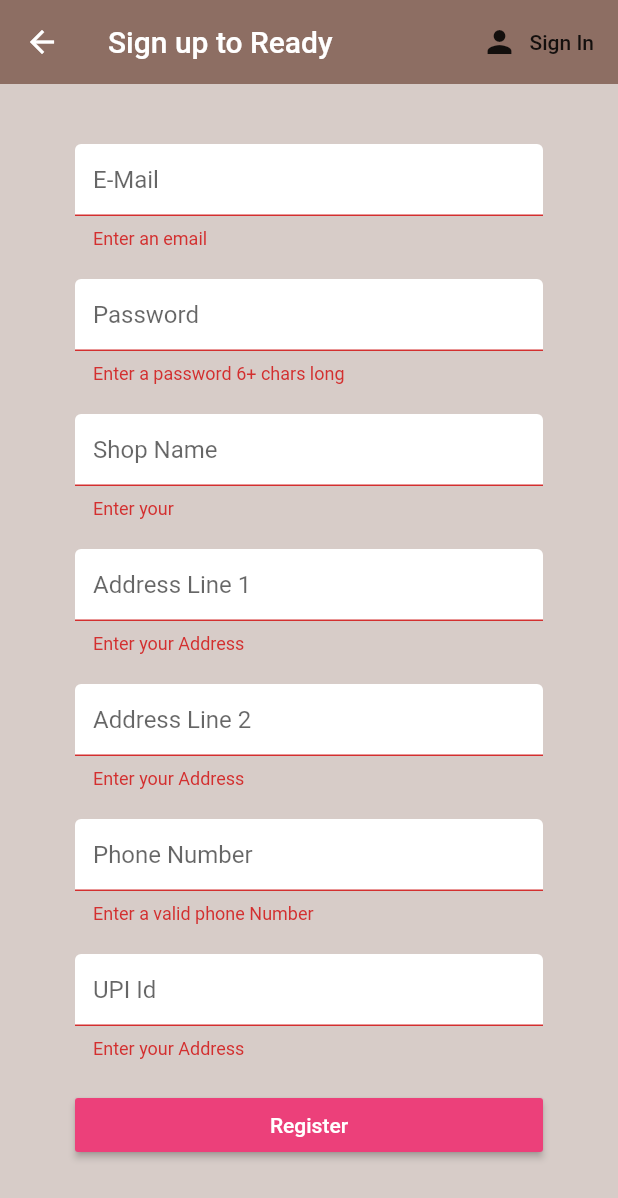
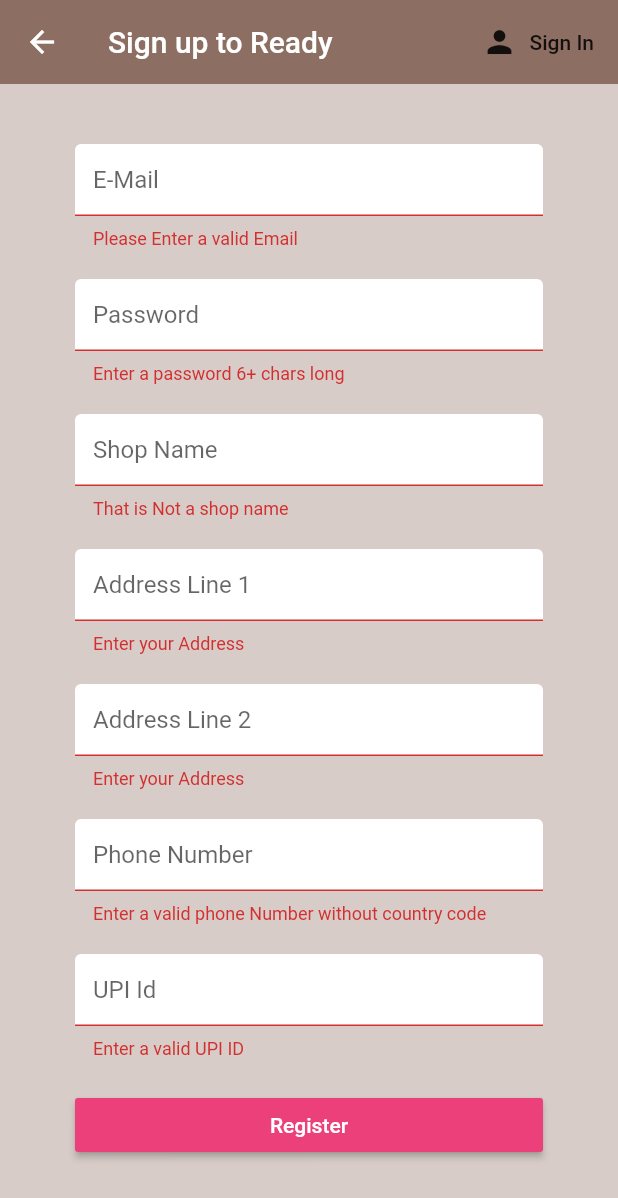
Before and after one commit to ReadyApp-dev/Ready-Vendor, a Flutter app: the Register screen opened directly, after a tap on "Register", on a phone screen of 412 x 824 dp. Shown: the top 1198 px of the screen. Run offline on Flutter 3.47's test engine with Material 2 defaults, Android fonts, the phone set to English and light mode, and no system bars; our stand-ins replace cloud_firestore, firebase_auth, flutter_rating_bar, flutter_spinkit; missing offline and left inert: flutter_counter, upi_india; accounts and stored records are empty.

Commit message:
Form validation in vendor app done

```diff
--- a/lib/screens/authenticate/register.dart
+++ b/lib/screens/authenticate/register.dart
@@ -53,7 +53,16 @@ class _RegisterState extends State<Register> {
               SizedBox(height: 20.0),
               TextFormField(
                 decoration: textInputDecoration.copyWith(hintText: 'E-Mail'),
-                validator: (val) => val.isEmpty ? 'Enter an email' : null,
+                validator: (val) {
+                  if(val.isEmpty)
+                    return 'Please Enter a valid Email';
+                  Pattern pattern = r'^(([^<>()[\]\\.,;:\s@\"]+(\.[^<>()[\]\\.,;:\s@\"]+)*)|(\".+\"))@((\[[0-9]{1,3}\.[0-9]{1,3}\.[0-9]{1,3}\.[0-9]{1,3}\])|(([a-zA-Z\-0-9]+\.)+[a-zA-Z]{2,}))$';
+                  RegExp regex = new RegExp(pattern);
+                  if(!regex.hasMatch(val))
+                    return 'Enter Valid Email';
+                  else
+                    return null;
+                },
                 onChanged: (val) {
                   setState(() => email = val);
                 },
@@ -70,7 +79,17 @@ class _RegisterState extends State<Register> {
               SizedBox(height: 20.0),
               TextFormField(
                 decoration: textInputDecoration.copyWith(hintText: 'Shop Name'),
-                validator: (val) => val.isEmpty ? 'Enter your' : null,
+                validator: (val) {
+                  if(val.length < 3)
+                    return 'That is Not a shop name';
+                  Pattern pattern =
+                      r'[!@#<>?":_`~;[\]\\|=+)(*&^%0-9-]';
+                  RegExp regex = new RegExp(pattern);
+                  if (regex.hasMatch(val))
+                    return 'That is not a shop name';
+                  else
+                    return null;
+                },
                 onChanged: (val) {
                   setState(() => name = val);
                 },
@@ -94,7 +113,16 @@ class _RegisterState extends State<Register> {
               SizedBox(height: 20.0),
               TextFormField(
                 decoration: textInputDecoration.copyWith(hintText: 'Phone Number'),
-                validator: (val) => val.length < 10 ? 'Enter a valid phone Number' : null,
+                validator: (val) {
+                  if(val.length != 10)
+                    return 'Enter a valid phone Number without country code';
+                  Pattern pattern = r'(\+\d{1,2}\s?)?1?\-?\.?\s?\(?\d{3}\)?[\s.-]?\d{3}[\s.-]?\d{4}';
+                  RegExp regex = new RegExp(pattern);
+                  if (!regex.hasMatch(val))
+                    return 'Enter valid Phone number without country code';
+                  else
+                    return null;
+                },
                 onChanged: (val) {
                   setState(() => phoneNo = val);
                 },
@@ -102,7 +130,16 @@ class _RegisterState extends State<Register> {
               SizedBox(height: 20.0),
               TextFormField(
                 decoration: textInputDecoration.copyWith(hintText: 'UPI Id'),
-                validator: (val) => val.isEmpty ? 'Enter your Address' : null,
+                validator: (val) {
+                  if(val.isEmpty)
+                    return 'Enter a valid UPI ID';
+                  Pattern pattern = r'[\w\.\-_]{3,}@[a-zA-Z]{3,}';
+                  RegExp regex = new RegExp(pattern);
+                  if (!regex.hasMatch(val))
+                    return 'Enter valid UPI ID';
+                  else
+                    return null;
+                },
                 onChanged: (val) {
                   setState(() => upiId = val);
                 },
--- a/lib/screens/home/account/edit_account.dart
+++ b/lib/screens/home/account/edit_account.dart
@@ -72,7 +72,17 @@ class _EditAccountState extends State<EditAccount> {
                     TextFormField(
                       initialValue: vendorName,
                       decoration: textInputDecoration.copyWith(hintText: 'Name'),
-                      validator: (val) => val.isEmpty ? 'Enter your' : null,
+                      validator: (val) {
+                        if(val.length < 3)
+                          return 'That is Not your name';
+                        Pattern pattern =
+                            r'[!@#<>?":_`~;[\]\\|=+)(*&^%0-9-]';
+                        RegExp regex = new RegExp(pattern);
+                        if (regex.hasMatch(val))
+                          return 'That is not your name';
+                        else
+                          return null;
+                      },
                       onChanged: (val) {
                         setState(() => name = val);
                       },
@@ -99,7 +109,16 @@ class _EditAccountState extends State<EditAccount> {
                     TextFormField(
                       initialValue: vendorPhoneNo,
                       decoration: textInputDecoration.copyWith(hintText: 'Phone Number'),
-                      validator: (val) => val.length < 10 ? 'Enter a valid phone Number' : null,
+                      validator: (val) {
+                        if(val.length != 10)
+                          return 'Enter a valid phone Number without country code';
+                        Pattern pattern = r'(\+\d{1,2}\s?)?1?\-?\.?\s?\(?\d{3}\)?[\s.-]?\d{3}[\s.-]?\d{4}';
+                        RegExp regex = new RegExp(pattern);
+                        if (!regex.hasMatch(val))
+                          return 'Enter valid Phone number without country code';
+                        else
+                          return null;
+                      },
                       onChanged: (val) {
                         setState(() => phoneNo = val);
                       },
@@ -108,7 +127,16 @@ class _EditAccountState extends State<EditAccount> {
                     TextFormField(
                       initialValue: vendorUpiId,
                       decoration: textInputDecoration.copyWith(hintText: 'UPI Id'),
-                      validator: (val) => val.isEmpty ? 'Enter a valid phone Number' : null,
+                      validator: (val) {
+                        if(val.isEmpty)
+                          return 'Enter a valid UPI ID';
+                        Pattern pattern = r'[\w\.\-_]{3,}@[a-zA-Z]{3,}';
+                        RegExp regex = new RegExp(pattern);
+                        if (!regex.hasMatch(val))
+                          return 'Enter valid UPI ID';
+                        else
+                          return null;
+                      },
                       onChanged: (val) {
                         setState(() => upiId = val);
                       },
@@ -117,7 +145,7 @@ class _EditAccountState extends State<EditAccount> {
                     RaisedButton(
                         color: Colors.pink[400],
                         child: Text(
-                          'Register',
+                          'Edit',
                           style: TextStyle(color: Colors.white),
                         ),
                         onPressed: () async {
```
Also changed, not shown: lib/screens/authenticate/sign_in.dart (+32 -4 lines).
